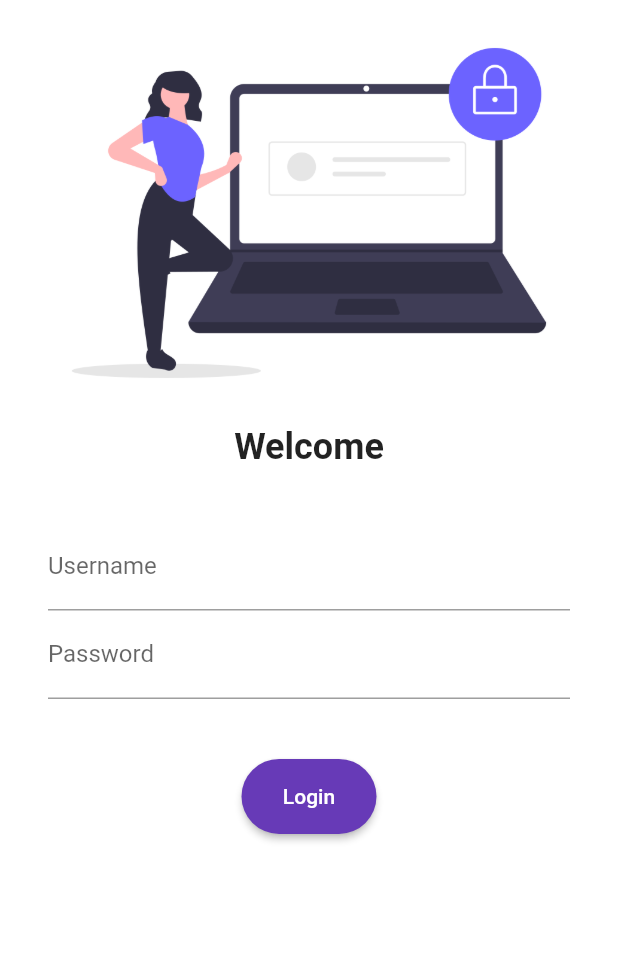
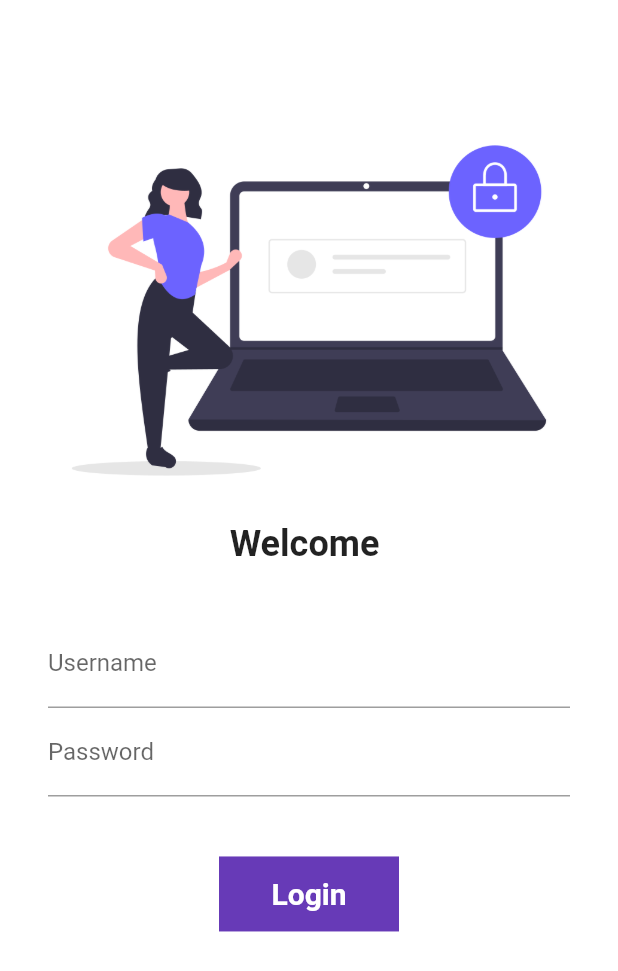
Before and after one commit to Anirudh-2003/Catalog-App, a Flutter app: the screen it shows after launch, on a phone screen of 412 x 824 dp. Shown: the top 971 px of the screen. Run offline on Flutter 3.47's test engine with Material 2 defaults, Android fonts, the phone set to English and light mode, and no system bars; our stand-ins replace google_fonts.

```diff
--- a/lib/Screens/LoginPage.dart
+++ b/lib/Screens/LoginPage.dart
@@ -1,9 +1,16 @@
 import 'package:flutter/material.dart';
 import 'package:untitled/Utils/Route.dart';
 
-class LoginPage extends StatelessWidget {
+class LoginPage extends StatefulWidget {
   const LoginPage({super.key});
 
+  @override
+  State<LoginPage> createState() => _LoginPageState();
+}
+
+class _LoginPageState extends State<LoginPage> {
+  String name= "";
+  bool changeButton = false;
   @override
   Widget build(BuildContext context) {
     return Material(
@@ -11,8 +18,11 @@ class LoginPage extends StatelessWidget {
       child: SingleChildScrollView(
         child: Column(
           children: [
+            SizedBox(
+              height: 65.0,
+            ),
             Image.asset("Assests/Images/Login_page.png", fit: BoxFit.cover,),
-            Text("Welcome",
+            Text("Welcome $name",
               style: TextStyle(
                 fontSize: 24,
                 fontWeight: FontWeight.bold,
@@ -30,6 +40,13 @@ class LoginPage extends StatelessWidget {
                         hintText: "Enter Your Username",
                         labelText: "Username",
                       ),
+                      onChanged: (value)
+                      {
+                        name = value;
+                        setState(() {
+
+                        });
+                      },
                     ),
                     TextFormField(
                       obscureText: true,
@@ -41,18 +58,46 @@ class LoginPage extends StatelessWidget {
                   SizedBox(
                     height: 40.0,
                   ),
-                  ElevatedButton(
-                    onPressed: () {
-                      Navigator.pushNamed(context, MyRoutes.homeRoute);
+                  InkWell(
+                    onTap: () async {
+                      setState(() async {
+                        changeButton = true;
+                        await Future.delayed(Duration(seconds: 2));
+                        Navigator.pushNamed(context, MyRoutes.homeRoute);
+                      });
                     },
-                    child: Text("Login"),
-                    style: TextButton.styleFrom(
-                        minimumSize: Size(90, 50),
-                        shape: RoundedRectangleBorder(
-                            borderRadius: BorderRadius.circular(25.0),
+                    child: AnimatedContainer(
+                      duration: Duration(seconds: 2),
+                      width: 120,
+                      height: 50,
+                      alignment: Alignment.center,
+                      child: changeButton?Icon(Icons.done, color: Colors.white,):Text(
+                        "Login",
+                        style: TextStyle(
+                          color: Colors.white,
+                          fontWeight: FontWeight.bold,
+                          fontSize: 20,
                         ),
+                      ),
+                      decoration: BoxDecoration(
+                        color: Colors.deepPurple,
+                        shape: changeButton?BoxShape.circle: BoxShape.rectangle,
+                        // borderRadius: BorderRadius.circular(25.0),
+                      ),
                     ),
-                  ),
+                  )
+                  // ElevatedButton(
+                  //   onPressed: () {
+                  //     Navigator.pushNamed(context, MyRoutes.homeRoute);
+                  //   },
+                  //   child: Text("Login"),
+                  //   style: TextButton.styleFrom(
+                  //       minimumSize: Size(90, 50),
+                  //       shape: RoundedRectangleBorder(
+                  //           borderRadius: BorderRadius.circular(25.0),
+                  //       ),
+                  //   ),
+                  // ),
                 ],
               ),
             ),
```
